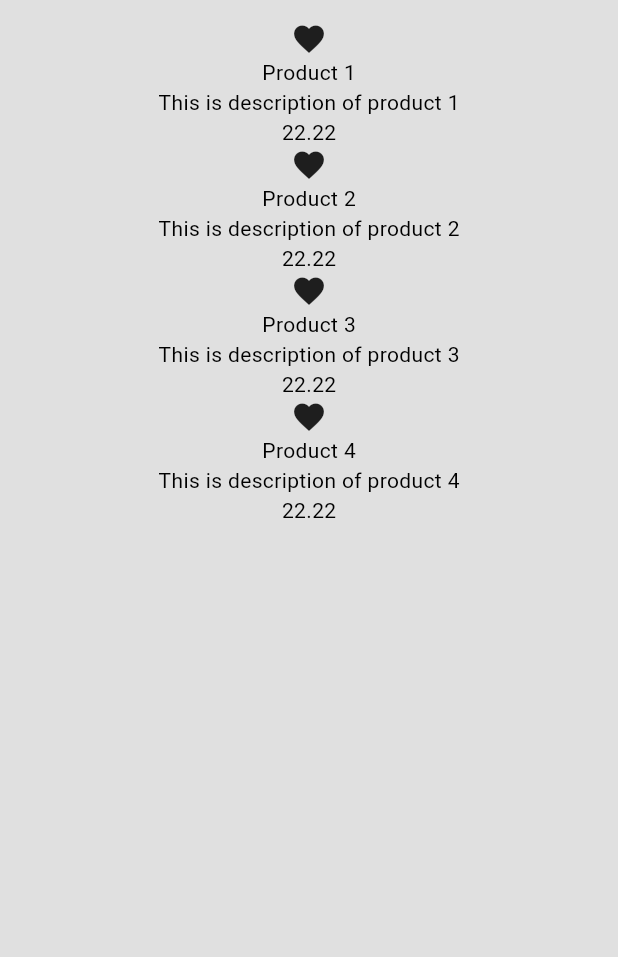
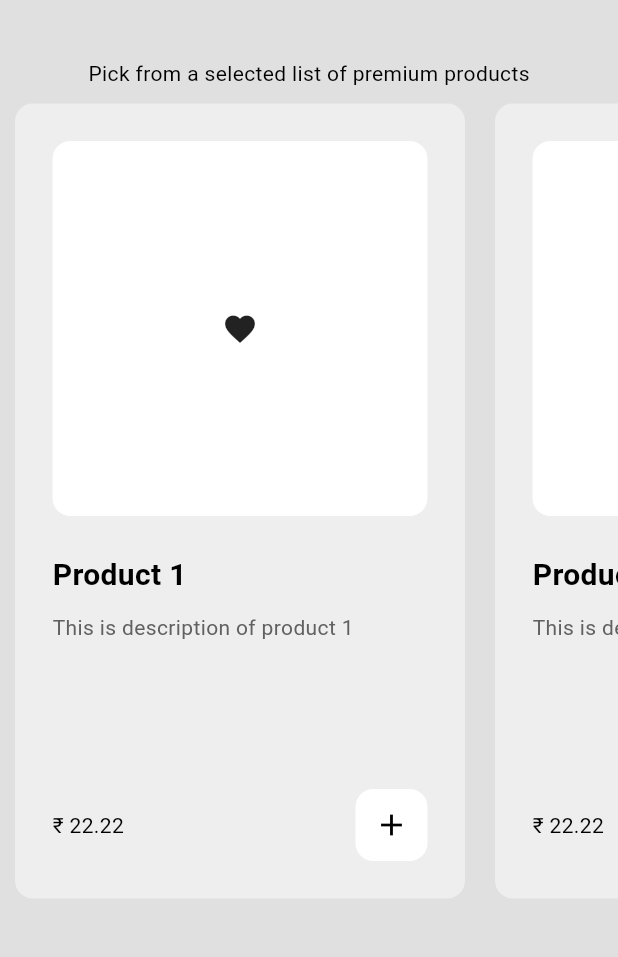
Before and after one commit to GauravGhost/Minimal_Shop_Flutter, a Flutter app: the ShopPage screen opened by its route, on a phone screen of 412 x 824 dp, the part 63-1020 px from its top. Run offline on Flutter 3.47's test engine with Material 3 defaults, Android fonts, the phone set to English and light mode, and no system bars.

Commit message:
Added product tile

```diff
--- a/lib/components/my_product_tile.dart
+++ b/lib/components/my_product_tile.dart
@@ -1,5 +1,7 @@
 import 'package:flutter/material.dart';
 import 'package:minimal_shop/models/product.dart';
+import 'package:minimal_shop/models/shop.dart';
+import 'package:provider/provider.dart';
 
 class MyProductTile extends StatelessWidget {
   final Product product;
@@ -8,21 +10,98 @@ class MyProductTile extends StatelessWidget {
     required this.product,
   });
 
+  // add to cart button
+  void addToCart(BuildContext context) {
+    showDialog(
+      context: context,
+      builder: (context) => AlertDialog(
+        content: const Text("Add this item to your cart?"),
+        actions: [
+          MaterialButton(
+            onPressed: () => Navigator.pop(context),
+            child: const Text("Cancel"),
+          ),
+          MaterialButton(
+            onPressed: () {
+              Navigator.pop(context);
+
+              context.read<Shop>().addToCart(product);
+            },
+            child: const Text("Yes"),
+          ),
+        ],
+      ),
+    );
+  }
+
   @override
   Widget build(BuildContext context) {
     return Container(
+      decoration: BoxDecoration(
+          color: Theme.of(context).colorScheme.primary,
+          borderRadius: BorderRadius.circular(12)),
+      margin: const EdgeInsets.all(10),
+      padding: const EdgeInsets.all(25),
+      width: 300,
       child: Column(
+        crossAxisAlignment: CrossAxisAlignment.start,
+        mainAxisAlignment: MainAxisAlignment.spaceBetween,
         children: [
-          // Product image
-          const Icon(Icons.favorite),
-          // product name
-          Text(product.name),
+          Column(
+            crossAxisAlignment: CrossAxisAlignment.start,
+            children: [
+              // Product image
+              AspectRatio(
+                aspectRatio: 1,
+                child: Container(
+                  decoration: BoxDecoration(
+                    borderRadius: BorderRadius.circular(12),
+                    color: Theme.of(context).colorScheme.secondary,
+                  ),
+                  width: double.infinity,
+                  padding: const EdgeInsets.all(25),
+                  child: const Icon(Icons.favorite),
+                ),
+              ),
 
-          // product description
-          Text(product.description),
+              const SizedBox(height: 25),
 
-          // product price + add to cart button
-          Text(product.price.toStringAsFixed(2)),
+              // product name
+              Text(
+                product.name,
+                style:
+                    const TextStyle(fontSize: 20, fontWeight: FontWeight.bold),
+              ),
+
+              const SizedBox(height: 10),
+              // product description
+              Text(
+                product.description,
+                style: TextStyle(
+                    color: Theme.of(context).colorScheme.inversePrimary),
+              ),
+            ],
+          ),
+          const SizedBox(height: 25),
+          Row(
+            mainAxisAlignment: MainAxisAlignment.spaceBetween,
+            children: [
+              // product price + add to cart button
+              Text("₹ ${product.price.toStringAsFixed(2)}"),
+
+              // add to cart button
+              Container(
+                decoration: BoxDecoration(
+                  color: Theme.of(context).colorScheme.secondary,
+                  borderRadius: BorderRadius.circular(12),
+                ),
+                child: IconButton(
+                  onPressed: () => addToCart(context),
+                  icon: const Icon(Icons.add),
+                ),
+              )
+            ],
+          ),
         ],
       ),
     );
--- a/lib/pages/cart_page.dart
+++ b/lib/pages/cart_page.dart
@@ -1,10 +1,14 @@
 import 'package:flutter/material.dart';
+import 'package:minimal_shop/models/shop.dart';
+import 'package:provider/provider.dart';
 
 class CartPage extends StatelessWidget {
   const CartPage({super.key});
 
   @override
   Widget build(BuildContext context) {
+    // Get access to the cart
+    final cart = context.watch()<Shop>().cart;
     return Scaffold(
       appBar: AppBar(
         centerTitle: true,
@@ -12,6 +16,12 @@ class CartPage extends StatelessWidget {
         foregroundColor: Theme.of(context).colorScheme.inversePrimary,
         title: const Text('Cart Page'),
       ),
+      backgroundColor: Theme.of(context).colorScheme.background,
+      body: Column(
+        children: [
+          Expanded(child: ListView.builder(itemBuilder: (context, index) => ,)),
+        ],
+      ),
     );
   }
 }
--- a/lib/pages/shop_page.dart
+++ b/lib/pages/shop_page.dart
@@ -1,4 +1,5 @@
 import 'package:flutter/material.dart';
+import 'package:flutter/widgets.dart';
 import 'package:minimal_shop/components/my_drawer.dart';
 import 'package:minimal_shop/components/my_product_tile.dart';
 import 'package:minimal_shop/models/shop.dart';
@@ -20,7 +21,17 @@ class ShopPage extends StatelessWidget {
       ),
       drawer: const MyDrawer(),
       backgroundColor: Theme.of(context).colorScheme.background,
-      body: ListView.builder(
+      body: ListView(
+        children: [
+          const SizedBox(
+            height: 25,
+          ),
+          const Center(
+              child: Text('Pick from a selected list of premium products')),
+          SizedBox(
+            height: 550,
+            child: ListView.builder(
+              scrollDirection: Axis.horizontal,
               itemCount: products.length,
               itemBuilder: (context, index) {
                 // get each individual product ffrom shop
@@ -28,6 +39,9 @@ class ShopPage extends StatelessWidget {
                 return MyProductTile(product: product);
               },
             ),
+          ),
+        ],
+      ),
     );
   }
 }
```
Lines whose indentation alone changed are shown as unchanged.
